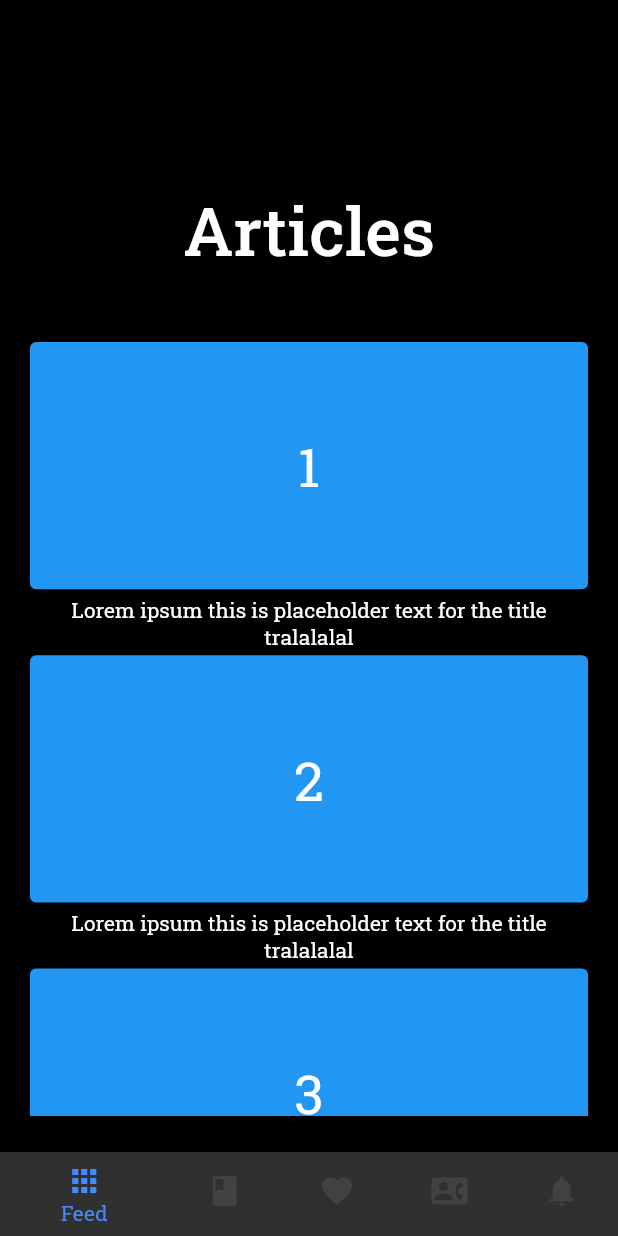
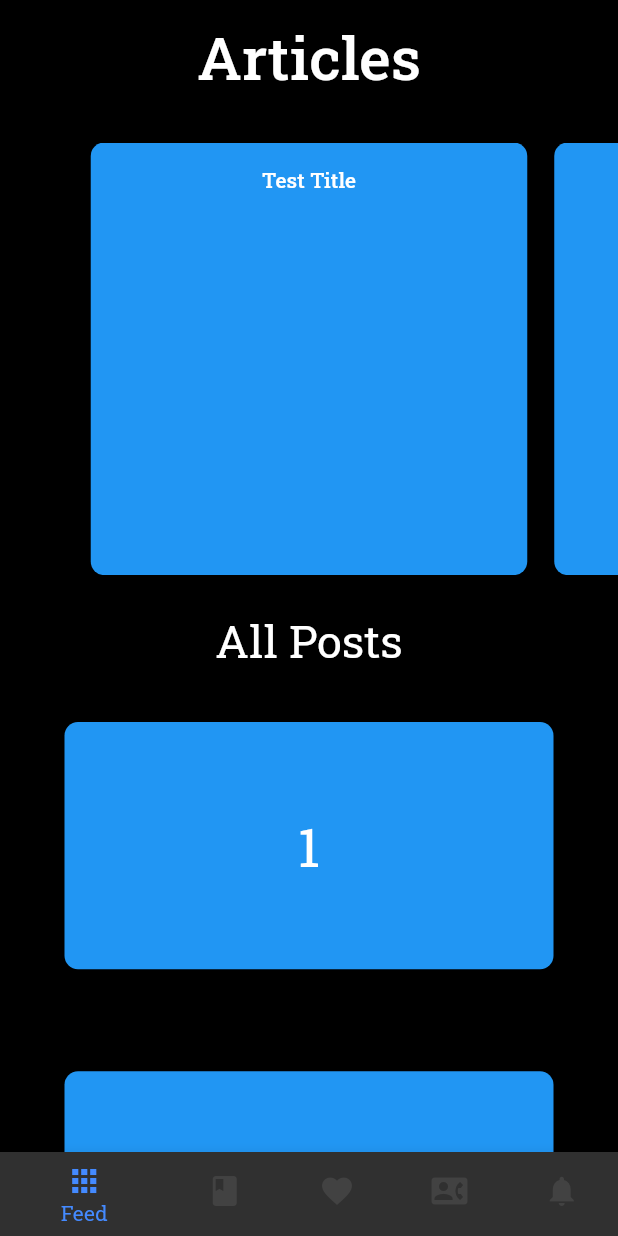
Before and after one commit to AshankBekkam/mttn, a Flutter app: the screen it shows after launch, on a phone screen of 412 x 824 dp. Run offline on Flutter 3.47's test engine with Material 2 defaults, Android fonts, the phone set to English and light mode, and no system bars; our stand-ins replace google_fonts.

Commit message:
changed feed UI to include 2 sections

```diff
--- a/lib/main.dart
+++ b/lib/main.dart
@@ -16,8 +16,8 @@ class MyApp extends StatelessWidget {
         brightness: Brightness.dark,
         scaffoldBackgroundColor: Colors.black,
 
-        primarySwatch: Colors.amber,
-        primaryColor: Color.fromRGBO(250, 215, 0, 1),
+        primarySwatch: Colors.blue,
+        //primaryColor: Color.fromRGBO(250, 215, 0, 1),
       ),
 
       home: Home(),
--- a/lib/widgets/academic.dart
+++ b/lib/widgets/academic.dart
@@ -1,7 +1,6 @@
 import 'package:flutter/material.dart';
 import 'package:google_fonts/google_fonts.dart';
-import 'package:polygon_clipper/polygon_border.dart';
-import 'package:polygon_clipper/polygon_clipper.dart';
+
 
 class Academic extends StatelessWidget {
   @override
--- /dev/null
+++ b/lib/widgets/big_post.dart
@@ -0,0 +1,56 @@
+import 'package:flutter/material.dart';
+
+class OverlayedContainer extends StatelessWidget {
+  /*final String title, image, author,authorAvatar;
+  final onTap;
+
+  const OverlayedContainer(
+      {Key key, this.title, this.image, this.author, this.onTap, this.authorAvatar})
+      : super(key: key);*/
+  @override
+  Widget build(BuildContext context) {
+    return GestureDetector(
+      //onTap: onTap,
+      child: Container(
+        margin: const EdgeInsets.symmetric(horizontal: 9.0),
+        padding: const EdgeInsets.all(15.0),
+        decoration: BoxDecoration(color: Colors.blue,
+          borderRadius: BorderRadius.circular(9),
+          /*image: DecorationImage(
+            image: NetworkImage(image),
+            colorFilter: ColorFilter.mode(Colors.black45, BlendMode.darken),
+            fit: BoxFit.cover,
+          ),*/
+        ),
+        child: Column(
+          mainAxisAlignment: MainAxisAlignment.spaceBetween,
+          children: <Widget>[
+            Text(
+              "Test Title",
+              style: Theme.of(context)
+                  .textTheme
+                  .subtitle
+                  .copyWith(color: Colors.white),
+            ),
+            Row(
+              children: <Widget>[
+                Flexible(
+                  flex: 2,
+                  child: ClipRRect(
+                    borderRadius: BorderRadius.circular(3),
+                    /*child: Image.network(
+                      "$authorAvatar",
+                      fit: BoxFit.cover,
+                    )*/
+                  ),
+                ),
+                SizedBox(width: 15),
+
+              ],
+            )
+          ],
+        ),
+      ),
+    );
+  }
+}
--- a/lib/widgets/feed.dart
+++ b/lib/widgets/feed.dart
@@ -1,41 +1,19 @@
+import 'package:mttn/widgets/feed_content.dart';
+import 'package:google_fonts/google_fonts.dart';
 import 'heading.dart';
 import 'package:flutter/material.dart';
-import 'package:google_fonts/google_fonts.dart';
+
 class Feed extends StatelessWidget {
-
   @override
   Widget build(BuildContext context) {
     var size = MediaQuery.of(context).size;
-    final List<int> numbers = [1, 2, 3, 5, 8, 13, 21, 34, 55];
+
     return Scaffold(
-      body: NestedScrollView(
-        headerSliverBuilder: (BuildContext context, bool innerBoxIsScrolled) {
-          return <Widget>[
-            Heading(title:"Articles"),
-          ];
-        },
-        body:
-        Container(
-          padding: EdgeInsets.symmetric(horizontal: 16.0, vertical: 24.0),
-          child: ListView.builder(
-              itemCount: numbers.length, itemBuilder: (context, index) {
-            return Container(
-              child: Column(
-                children: <Widget>[
-                  Card(
-                    color: Colors.blue,
-                    child: Container(height: size.height*.2,
-                      child: Center(child: Text(numbers[index].toString(), style: TextStyle(color: Colors.white, fontSize: 36.0),)),
-                    ),
-                  ),
-                  Text('Lorem ipsum this is placeholder text for the title tralalalal',textAlign: TextAlign.center ,style: TextStyle(color: Colors.white),)
-                ],
-              ),
-            );
-          }),
-        ),
-      ),
-    );
-
+      body: FeedContent(),
+    appBar: PreferredSize(preferredSize: Size.fromHeight(80),child: AppBar(centerTitle: true,title:Padding(
+      padding: const EdgeInsets.only(top:20.0),
+      child: Text('Articles'
+          ,style: GoogleFonts.robotoSlab(fontSize: 40,color: Colors.white,)),
+    ),elevation: 0,backgroundColor: Colors.black,)),);
   }
 }
--- /dev/null
+++ b/lib/widgets/feed_content.dart
@@ -0,0 +1,45 @@
+import 'package:flutter/material.dart';
+import 'package:http/http.dart' as http;
+import 'package:mttn/widgets/big_post.dart';
+import 'package:mttn/widgets/small_post.dart';
+import 'package:google_fonts/google_fonts.dart';
+
+class FeedContent extends StatefulWidget {
+  @override
+  _FeedContentState createState() => _FeedContentState();
+}
+
+class _FeedContentState extends State<FeedContent> {
+  final List<int> numbers = [1, 2, 3, 5, 8, 13, 21, 34, 55];
+  @override
+  Widget build(BuildContext context) {
+    return SafeArea(
+      child: ListView(
+        children: <Widget>[
+          Container(
+            height: MediaQuery.of(context).size.height * .35,
+            margin: const EdgeInsets.symmetric(vertical: 15.0),
+            child: PageView.builder(
+                controller: PageController(viewportFraction: .75),
+                scrollDirection: Axis.horizontal,
+                itemCount: numbers.length,
+                itemBuilder: (context, index) => OverlayedContainer() ,),
+          ),
+          Container(
+            padding: EdgeInsets.all(9),
+            child: Column(
+              crossAxisAlignment: CrossAxisAlignment.start,
+              children: <Widget>[
+                Center(
+                  child: Text('All Posts',
+                      style: GoogleFonts.robotoSlab(fontSize: 30,color: Colors.white,)),
+                ),
+                ListView.builder(shrinkWrap: true,physics: NeverScrollableScrollPhysics(),itemCount:10, itemBuilder: (context, index) => PostContainer() ,)
+              ],
+            ),
+          )
+        ],
+      ),
+    );
+  }
+}
--- /dev/null
+++ b/lib/widgets/small_post.dart
@@ -0,0 +1,28 @@
+import 'package:flutter/material.dart';
+
+class PostContainer extends StatelessWidget {
+  /*final onTap;
+  final String title, author,image;
+
+  const PostContainer({Key key, this.onTap, this.title, this.author, this.image}) : super(key: key);*/
+
+  @override
+
+  Widget build(BuildContext context) {
+    var size = MediaQuery.of(context).size;
+    return Container(padding: EdgeInsets.all(30),
+      child: Column(
+        children: <Widget>[
+          Card( shape: RoundedRectangleBorder(borderRadius: BorderRadius.circular(9),),
+            color: Colors.blue,
+            child: Container(height: size.height*.2,
+              child: Center(child: Text("1", style: TextStyle(color: Colors.white, fontSize: 36.0),)),
+            ),
+          ),
+          //Text('Lorem ipsum this is placeholder text for the title tralalalal',textAlign: TextAlign.center ,style: TextStyle(color: Colors.white),)
+        ],
+      ),
+    );
+
+  }
+}
--- a/pubspec.yaml
+++ b/pubspec.yaml
@@ -17,8 +17,12 @@ environment:
   sdk: ">=2.1.0 <3.0.0"
 
 dependencies:
+  http: ^0.12.1
   google_fonts: ^1.1.0
-  polygon_clipper: ^1.0.2
+  flutter_html: ^1.0.0
+  url_launcher: ^5.5.0
+
+
 
   flutter:
     sdk: flutter
```
Also changed, not shown: pubspec.lock.
